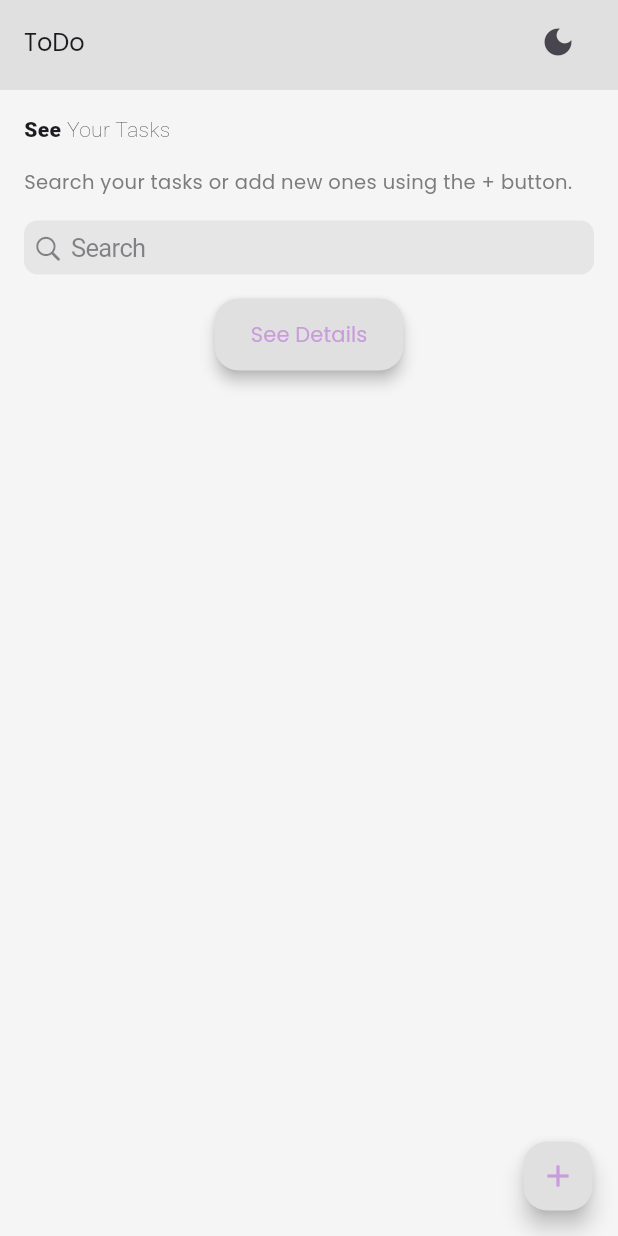
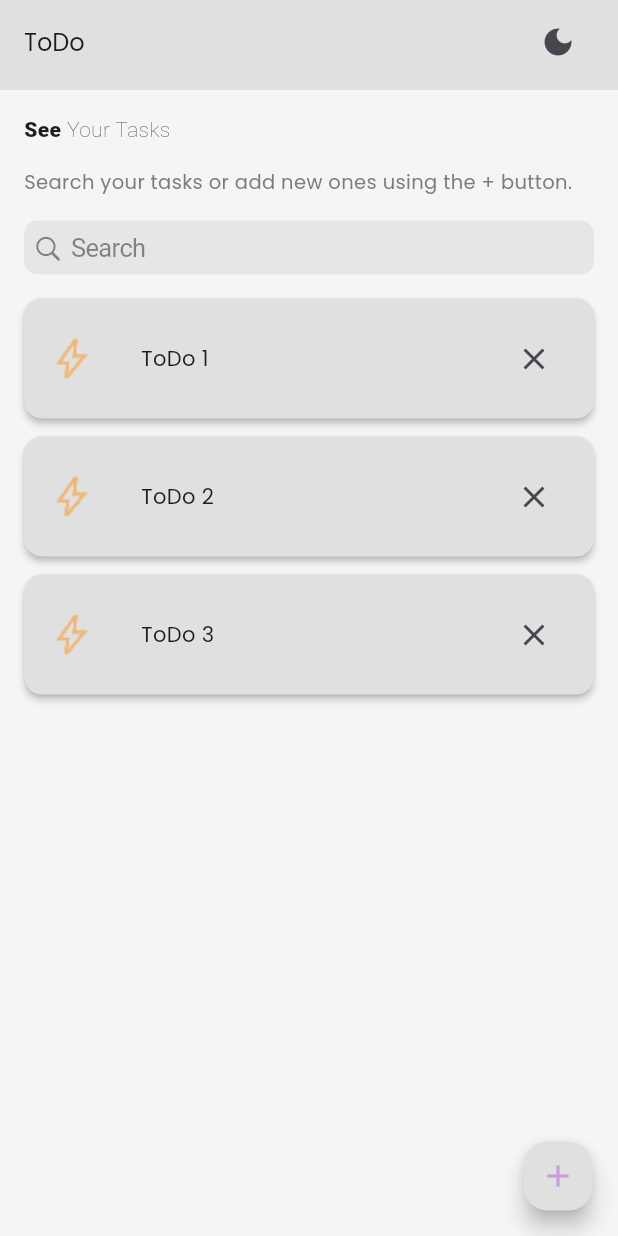
Before and after one commit to aleynaeser/flutter-notes, a Flutter app: the screen it shows after launch, after a tap on the "light mode" icon, on a phone screen of 412 x 824 dp. Run offline on Flutter 3.47's test engine with Material 3 defaults, Android fonts, the light colour scheme and no system bars; our stand-ins replace google_fonts.

Commit message:
refactor todo entity and update screens

```diff
--- a/lib/core/data/entity/todo.dart
+++ /dev/null
@@ -1,7 +0,0 @@
-class ToDo {
-  int id;
-  String name;
-  String image;
-
-  ToDo({required this.id, required this.name, required this.image});
-}
--- /dev/null
+++ b/lib/core/data/entity/todos.dart
@@ -0,0 +1,7 @@
+class ToDos {
+  int id;
+  String name;
+  String image;
+
+  ToDos({required this.id, required this.name, required this.image});
+}
--- a/lib/ui/screens/main_screen.dart
+++ b/lib/ui/screens/main_screen.dart
@@ -1,6 +1,6 @@
 import 'package:flutter/cupertino.dart';
 import 'package:flutter/material.dart';
-import 'package:todo_app/core/data/entity/todo.dart';
+import 'package:todo_app/core/data/entity/todos.dart';
 import 'package:todo_app/ui/components/app_bar.dart';
 import 'package:todo_app/ui/screens/save_screen.dart';
 import 'package:todo_app/ui/screens/update_screen.dart';
@@ -15,6 +15,17 @@ class MainScreen extends StatefulWidget {
 }
 
 class _MainScreenState extends State<MainScreen> {
+  Future<List<ToDos>> loadToDos() async {
+    var toDosList = <ToDos>[];
+    var toDo1 = ToDos(id: 1, name: 'ToDo 1', image: 'simsek.png');
+    var toDo2 = ToDos(id: 2, name: 'ToDo 2', image: 'simsek.png');
+    var toDo3 = ToDos(id: 3, name: 'ToDo 3', image: 'simsek.png');
+    toDosList.add(toDo1);
+    toDosList.add(toDo2);
+    toDosList.add(toDo3);
+    return toDosList;
+  }
+
   @override
   Widget build(BuildContext context) {
     return Scaffold(
@@ -60,25 +71,79 @@ class _MainScreenState extends State<MainScreen> {
                   },
                 ),
               ),
-              Center(
-                child: ElevatedButton(
-                  child: const Text('See Details'),
-                  onPressed: () {
+              FutureBuilder<List<ToDos>>(
+                future: loadToDos(),
+                builder: (context, snapshot) {
+                  if (snapshot.hasData) {
+                    var toDosList = snapshot.data;
+
+                    return Expanded(
+                      child: ListView.builder(
+                        itemCount: toDosList!.length,
+                        itemBuilder: (context, index) {
+                          var toDo = toDosList[index];
+
+                          return GestureDetector(
+                            onTap: () {
                               Navigator.push(
                                 context,
                                 MaterialPageRoute(
                                   builder:
-                            (context) => UpdateScreen(
-                              todo: ToDo(
-                                id: 1,
-                                name: 'Test',
-                                image: 'simsek.png',
+                                      (context) => UpdateScreen(todos: toDo),
+                                ),
+                              );
+                            },
+                            child: Card(
+                              elevation: 2,
+                              color: context.themeColors.themeColor2,
+                              shape: RoundedRectangleBorder(
+                                borderRadius: BorderRadius.circular(12),
+                              ),
+                              margin: const EdgeInsets.only(bottom: 12),
+                              child: Padding(
+                                padding: const EdgeInsets.all(Sizes.padding),
+                                child: Row(
+                                  children: [
+                                    Image.asset('images/${toDo.image}'),
+                                    const SizedBox(width: Sizes.sizedBox),
+                                    Expanded(child: Text(toDo.name ?? '')),
+                                    IconButton(
+                                      icon: const Icon(Icons.close),
+                                      onPressed: () {
+                                        ScaffoldMessenger.of(
+                                          context,
+                                        ).showSnackBar(
+                                          SnackBar(
+                                            content: Text(
+                                              '${toDo.name} silindi',
+                                            ),
+                                            duration: const Duration(
+                                              seconds: 4,
+                                            ),
+                                            backgroundColor:
+                                                context.themeColors.themeColor4,
+                                            action: SnackBarAction(
+                                              label: 'Geri Al',
+                                              onPressed: () {
+                                                // TODO: Implement undo functionality
+                                              },
+                                            ),
+                                          ),
+                                        );
+                                      },
+                                    ),
+                                  ],
                                 ),
                               ),
                             ),
                           );
                         },
                       ),
+                    );
+                  } else {
+                    return const Center(child: CircularProgressIndicator());
+                  }
+                },
               ),
             ],
           ),
```
Also changed, not shown: lib/ui/screens/update_screen.dart (+5 -5 lines). Lines whose indentation alone changed are shown as unchanged.
